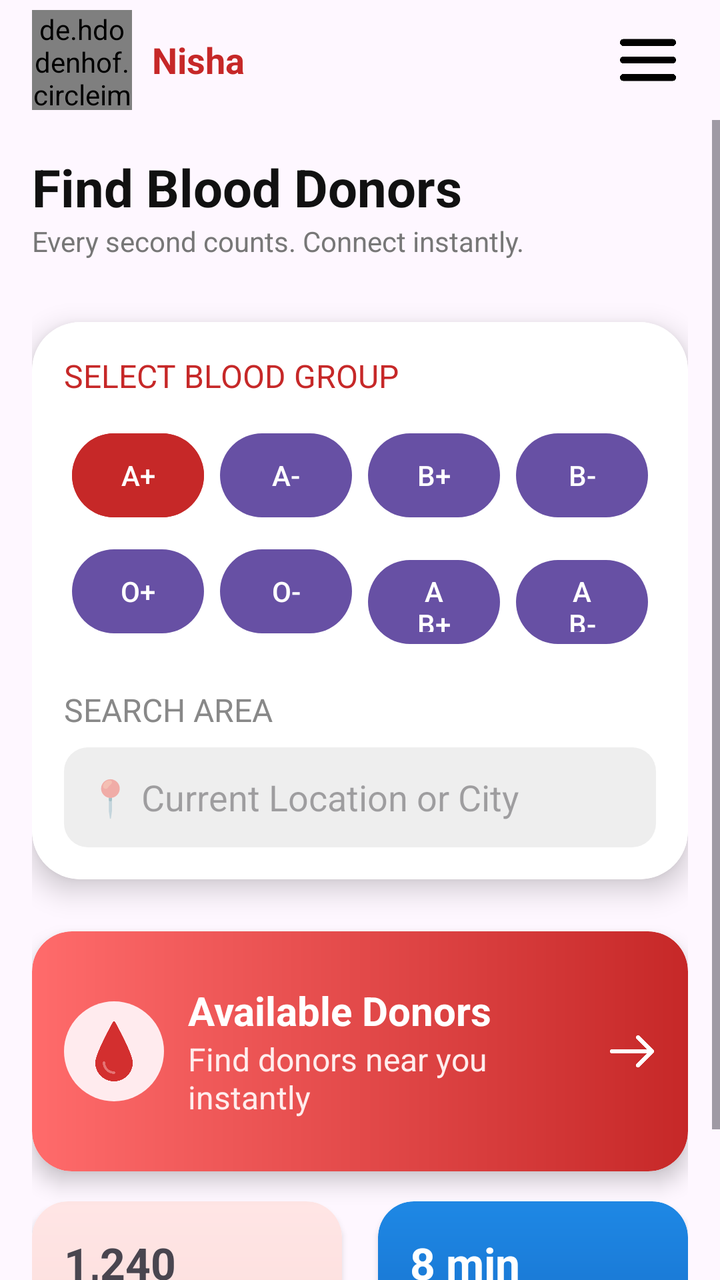
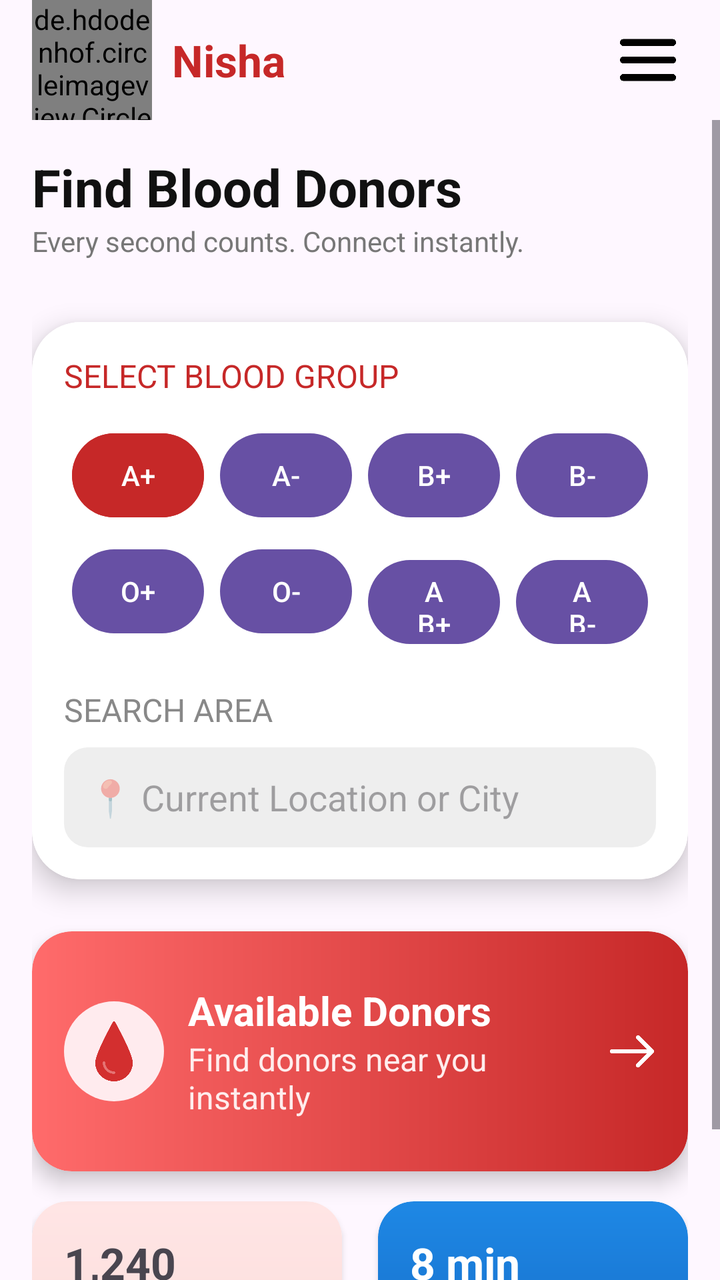

Screens rendered from an Android XML layout before and after an edit, with the pre-edit source and the edit as a unified diff.
<!-- AndroidManifest.xml: application theme Theme.BloodDonarNet -->
<!-- res/layout/activity_receiver_home.xml -->
<?xml version="1.0" encoding="utf-8"?>
    <androidx.drawerlayout.widget.DrawerLayout
    xmlns:android="http://schemas.android.com/apk/res/android"
    xmlns:app="http://schemas.android.com/apk/res-auto"
    xmlns:card_view="http://schemas.android.com/apk/res-auto"
    android:id="@+id/drawerLayout"
    android:layout_width="match_parent"
    android:layout_height="match_parent">

<androidx.constraintlayout.widget.ConstraintLayout
    android:layout_width="match_parent"
    android:layout_height="match_parent"
    >
    <LinearLayout
        android:id="@+id/toolbar"
        android:layout_width="0dp"
        android:layout_height="60dp"
        android:orientation="horizontal"
        android:gravity="center_vertical"
        android:paddingHorizontal="16dp"
        card_view:layout_constraintTop_toTopOf="parent"
        card_view:layout_constraintStart_toStartOf="parent"
        card_view:layout_constraintEnd_toEndOf="parent">


        <de.hdodenhof.circleimageview.CircleImageView
            android:id="@+id/imgProfile"
            android:layout_width="50dp"
            android:layout_height="50dp"
            android:src="@drawable/profile"
            app:civ_border_width="2dp"
            app:civ_border_color="#FF0000"/>


        <TextView
            android:id="@+id/tvUsername"
            android:layout_width="wrap_content"
            android:layout_height="wrap_content"
            android:text="Nisha"
            android:textColor="#C62828"
            android:textSize="18sp"
            android:textStyle="bold"
            android:layout_marginStart="10dp"/>


        <View
            android:layout_width="0dp"
            android:layout_height="0dp"
            android:layout_weight="1"/>


        <ImageView
            android:id="@+id/menu"
            android:layout_width="40dp"
            android:layout_height="40dp"

            android:padding="6dp"
            android:scaleType="centerInside"
            android:src="@drawable/menu"/>
    </LinearLayout>

    <ScrollView
        android:layout_width="0dp"
        android:layout_height="0dp"
        card_view:layout_constraintTop_toBottomOf="@id/toolbar"
        card_view:layout_constraintBottom_toBottomOf="parent"
        card_view:layout_constraintStart_toStartOf="parent"
        card_view:layout_constraintEnd_toEndOf="parent">

        <LinearLayout
            android:orientation="vertical"
            android:padding="16dp"
            android:layout_width="match_parent"
            android:layout_height="wrap_content">


            <TextView
                android:text="Find Blood Donors"
                android:textSize="26sp"
                android:textStyle="bold"
                android:textColor="#111"
                android:layout_width="wrap_content"
                android:layout_height="wrap_content"/>

            <TextView
                android:text="Every second counts. Connect instantly."
                android:textSize="14sp"
                android:textColor="#777"
                android:layout_marginBottom="16dp"
                android:layout_width="wrap_content"
                android:layout_height="wrap_content"/>


            <androidx.cardview.widget.CardView
                android:layout_width="match_parent"
                android:layout_height="wrap_content"
                card_view:cardCornerRadius="24dp"
                android:layout_marginTop="15dp"
                card_view:cardElevation="8dp"
                android:layout_marginBottom="16dp">

                <LinearLayout
                    android:padding="16dp"
                    android:orientation="vertical"
                    android:background="@drawable/card_soft"
                    android:layout_width="match_parent"
                    android:layout_height="wrap_content">

                    <TextView
                        android:text="SELECT BLOOD GROUP"
                        android:textSize="16sp"
                        android:textColor="#C62828"
                        android:layout_width="wrap_content"
                        android:layout_height="wrap_content"/>

                    <GridLayout
                        android:layout_width="match_parent"
                        android:layout_height="wrap_content"
                        android:columnCount="4"
                        android:layout_marginTop="10dp">

                        <Button
                            android:id="@+id/btnAPlus"
                            android:layout_width="0dp"
                            android:layout_height="50dp"
                            android:layout_columnWeight="1"
                            android:layout_margin="4dp"
                            android:text="A+"
                            android:backgroundTint="#C62828"
                            android:textColor="#FFF"/>

                        <Button
                            android:id="@+id/btnAMinus"
                            android:layout_width="0dp"
                            android:layout_height="50dp"
                            android:layout_columnWeight="1"
                            android:layout_margin="4dp"
                            android:text="A-"/>

                        <Button
                            android:id="@+id/btnBPlus"
                            android:layout_width="0dp"
                            android:layout_height="50dp"
                            android:layout_columnWeight="1"
                            android:layout_margin="4dp"
                            android:text="B+"/>

                        <Button
                            android:id="@+id/btnBMinus"
                            android:layout_width="0dp"
                            android:layout_height="50dp"
                            android:layout_columnWeight="1"
                            android:layout_margin="4dp"
                            android:text="B-"/>

                        <Button
                            android:id="@+id/btnOPlus"
                            android:layout_width="0dp"
                            android:layout_height="50dp"
                            android:layout_columnWeight="1"
                            android:layout_margin="4dp"
                            android:text="O+"/>

                        <Button
                            android:id="@+id/btnOMinus"
                            android:layout_width="0dp"
                            android:layout_height="50dp"
                            android:layout_columnWeight="1"
                            android:layout_margin="4dp"
                            android:text="O-"/>

                        <Button
                            android:id="@+id/btnABPlus"
                            android:layout_width="0dp"
                            android:layout_height="50dp"
                            android:layout_columnWeight="1"
                            android:layout_margin="4dp"
                            android:text="AB+"/>

                        <Button
                            android:id="@+id/btnABMinus"
                            android:layout_width="0dp"
                            android:layout_height="50dp"
                            android:layout_columnWeight="1"
                            android:layout_margin="4dp"
                            android:text="AB-"/>

                    </GridLayout>

                    <TextView
                        android:text="SEARCH AREA"
                        android:textSize="16sp"
                        android:textColor="#888"
                        android:layout_marginTop="14dp"
                        android:layout_width="wrap_content"
                        android:layout_height="wrap_content"/>

                    <EditText
                        android:id="@+id/etLocation"
                        android:layout_width="match_parent"
                        android:layout_height="50dp"
                        android:hint="📍 Current Location or City"
                        android:background="@drawable/input_bg"
                        android:padding="12dp"
                        android:layout_marginTop="8dp"/>

                </LinearLayout>
            </androidx.cardview.widget.CardView>


            <androidx.cardview.widget.CardView
                android:id="@+id/cardAvailableDonors"
                android:layout_width="match_parent"
                android:layout_height="120dp"
                android:layout_marginTop="10dp"
                card_view:cardCornerRadius="20dp"
                card_view:cardElevation="6dp">

                <LinearLayout
                    android:layout_width="match_parent"
                    android:layout_height="match_parent"
                    android:orientation="horizontal"
                    android:gravity="center_vertical"
                    android:padding="16dp"
                    android:background="@drawable/card_gradient">

                    <ImageView
                        android:layout_width="50dp"
                        android:layout_height="50dp"
                        android:src="@drawable/blood"
                        android:background="@drawable/circle_light"
                        android:padding="10dp"/>

                    <LinearLayout
                        android:layout_width="0dp"
                        android:layout_height="wrap_content"
                        android:orientation="vertical"
                        android:layout_marginStart="12dp"
                        android:layout_weight="1">

                        <TextView
                            android:text="Available Donors"
                            android:textSize="20sp"
                            android:textStyle="bold"
                            android:textColor="#FFF"
                            android:layout_width="wrap_content"
                            android:layout_height="wrap_content"/>

                        <TextView
                            android:text="Find donors near you instantly"
                            android:textSize="16sp"
                            android:textColor="#FFEDED"
                            android:layout_width="wrap_content"
                            android:layout_height="wrap_content"/>
                    </LinearLayout>

                    <ImageView
                        android:layout_width="24dp"
                        android:layout_height="24dp"
                        android:src="@drawable/arrow"
                        card_view:tint="#FFF" />
                </LinearLayout>
            </androidx.cardview.widget.CardView>


            <LinearLayout
                android:layout_width="match_parent"
                android:layout_height="wrap_content"
                android:orientation="horizontal"
                android:layout_marginTop="15dp">

                <androidx.cardview.widget.CardView
                    android:layout_weight="1"
                    android:id="@+id/activedonars"
                    android:layout_marginEnd="10dp"
                    card_view:cardCornerRadius="18dp"
                    android:layout_width="0dp"
                    android:layout_height="110dp">

                    <LinearLayout
                        android:background="@drawable/card_light_red"
                        android:padding="16dp"
                        android:orientation="vertical"
                        android:layout_width="match_parent"
                        android:layout_height="match_parent">

                        <TextView
                            android:text="1,240"
                            android:textSize="22sp"
                            android:id="@+id/tvCount"
                            android:textStyle="bold"
                            android:layout_width="wrap_content"
                            android:layout_height="wrap_content"/>

                        <TextView
                            android:text="Active Donors"
                            android:layout_width="wrap_content"
                            android:layout_height="wrap_content"/>
                    </LinearLayout>
                </androidx.cardview.widget.CardView>

                <androidx.cardview.widget.CardView
                    android:layout_weight="1"
                    android:layout_marginStart="8dp"
                    card_view:cardCornerRadius="18dp"
                    android:layout_width="0dp"
                    android:layout_height="110dp">

                    <LinearLayout
                        android:background="@drawable/card_blue"
                        android:padding="16dp"
                        android:orientation="vertical"
                        android:layout_width="match_parent"
                        android:layout_height="match_parent">

                        <TextView
                            android:text="8 min"
                            android:textSize="22sp"
                            android:textStyle="bold"
                            android:textColor="#FFF"
                            android:layout_width="wrap_content"
                            android:layout_height="wrap_content"/>

                        <TextView
                            android:text="Avg Response"
                            android:textColor="#FFF"
                            android:layout_width="wrap_content"
                            android:layout_height="wrap_content"/>
                    </LinearLayout>
                </androidx.cardview.widget.CardView>

            </LinearLayout>

        </LinearLayout>
    </ScrollView>




</androidx.constraintlayout.widget.ConstraintLayout>
    <com.google.android.material.navigation.NavigationView
        android:id="@+id/navigationView"
        android:layout_width="280dp"
        android:layout_height="match_parent"
        android:layout_gravity="start"
        app:menu="@menu/drawer_menu"
        app:headerLayout="@layout/nav_header"/>

</androidx.drawerlayout.widget.DrawerLayout>
<!-- res/layout/nav_header.xml (included above) -->
<LinearLayout
    xmlns:android="http://schemas.android.com/apk/res/android"
    android:layout_width="match_parent"
    android:layout_height="150dp"
    android:background="#C62828"
    android:orientation="vertical"
    android:gravity="center"
    android:padding="16dp">

    <ImageView
        android:layout_width="60dp"
        android:layout_height="60dp"
        android:src="@drawable/profile"
        android:background="@drawable/circle_bg"
        android:padding="3dp"/>

    <TextView
        android:layout_width="wrap_content"
        android:layout_height="wrap_content"
        android:text="Nisha"
        android:textColor="#FFF"
        android:textSize="18sp"
        android:layout_marginTop="8dp"/>

</LinearLayout>
<!-- resources referenced by this layout -->
<resources>
  <!-- drawable arrow: png bitmap (drawable, 3455 bytes) -->
  <!-- drawable blood: png bitmap (drawable, 12084 bytes) -->
  <!-- drawable card_blue (drawable) -->
  <?xml version="1.0" encoding="utf-8"?>
  <shape xmlns:android="http://schemas.android.com/apk/res/android">
      <gradient
          android:startColor="#1E88E5"
          android:endColor="#1565C0"
          android:angle="270"/>
      <corners android:radius="18dp"/>
  </shape>
  <!-- drawable card_gradient (drawable) -->
  <?xml version="1.0" encoding="utf-8"?>
  <shape xmlns:android="http://schemas.android.com/apk/res/android">
      <gradient
          android:startColor="#FF6B6B"
          android:endColor="#C62828"
          android:angle="0"/>
      <corners android:radius="20dp"/>
  </shape>
  <!-- drawable card_light_red (drawable) -->
  <?xml version="1.0" encoding="utf-8"?>
  <shape xmlns:android="http://schemas.android.com/apk/res/android">
      <gradient
          android:startColor="#FFE5E5"
          android:endColor="#FADBD8"
          android:angle="270"/>
      <corners android:radius="18dp"/>
  </shape>
  <!-- drawable card_soft (drawable) -->
  <?xml version="1.0" encoding="utf-8"?>
  <shape xmlns:android="http://schemas.android.com/apk/res/android">
      <solid android:color="#FFFFFF"/>
      <corners android:radius="24dp"/>
  </shape>
  <!-- drawable circle_bg (drawable) -->
  <shape xmlns:android="http://schemas.android.com/apk/res/android"
      android:shape="oval">
      <solid android:color="#FFFFFF"/>
      <stroke android:width="2dp" android:color="#FFCDD2"/>
  </shape>
  <!-- drawable circle_light (drawable) -->
  <shape xmlns:android="http://schemas.android.com/apk/res/android">
      <solid android:color="#FFEBEE"/>
      <corners android:radius="50dp"/>
  </shape>
  <!-- drawable input_bg (drawable) -->
  <shape xmlns:android="http://schemas.android.com/apk/res/android">
      <solid android:color="#EEEEEE"/>
      <corners android:radius="12dp"/>
  </shape>
  <!-- drawable menu: png bitmap (drawable, 4534 bytes) -->
  <!-- drawable profile: png bitmap (drawable, 19293 bytes) -->
  <style name="Theme.BloodDonarNet" parent="Base.Theme.BloodDonarNet" />
  <style name="Base.Theme.BloodDonarNet" parent="Theme.Material3.DayNight.NoActionBar">
          
          
      </style>
</resources>

<!-- the commit's change to res/layout/activity_receiver_home.xml (unified diff, before → after) -->
@@ -25,8 +25,8 @@
 
         <de.hdodenhof.circleimageview.CircleImageView
             android:id="@+id/imgProfile"
-            android:layout_width="50dp"
-            android:layout_height="50dp"
+            android:layout_width="60dp"
+            android:layout_height="60dp"
             android:src="@drawable/profile"
             app:civ_border_width="2dp"
             app:civ_border_color="#FF0000"/>
@@ -38,7 +38,7 @@
             android:layout_height="wrap_content"
             android:text="Nisha"
             android:textColor="#C62828"
-            android:textSize="18sp"
+            android:textSize="22sp"
             android:textStyle="bold"
             android:layout_marginStart="10dp"/>
 
@@ -53,7 +53,6 @@
             android:id="@+id/menu"
             android:layout_width="40dp"
             android:layout_height="40dp"
-
             android:padding="6dp"
             android:scaleType="centerInside"
             android:src="@drawable/menu"/>
